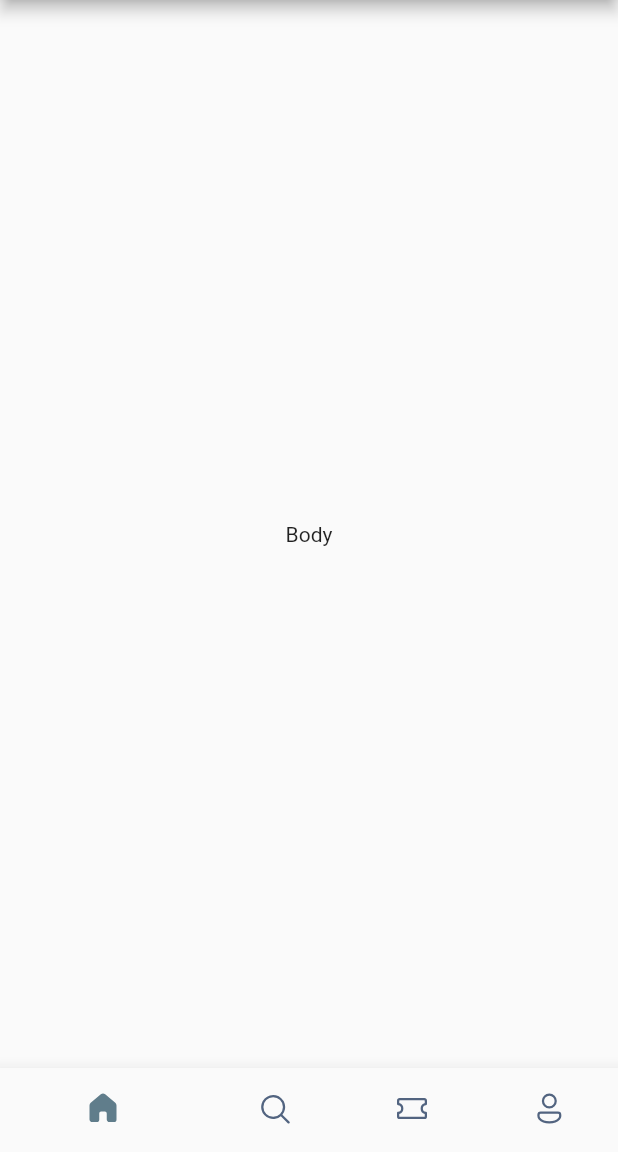
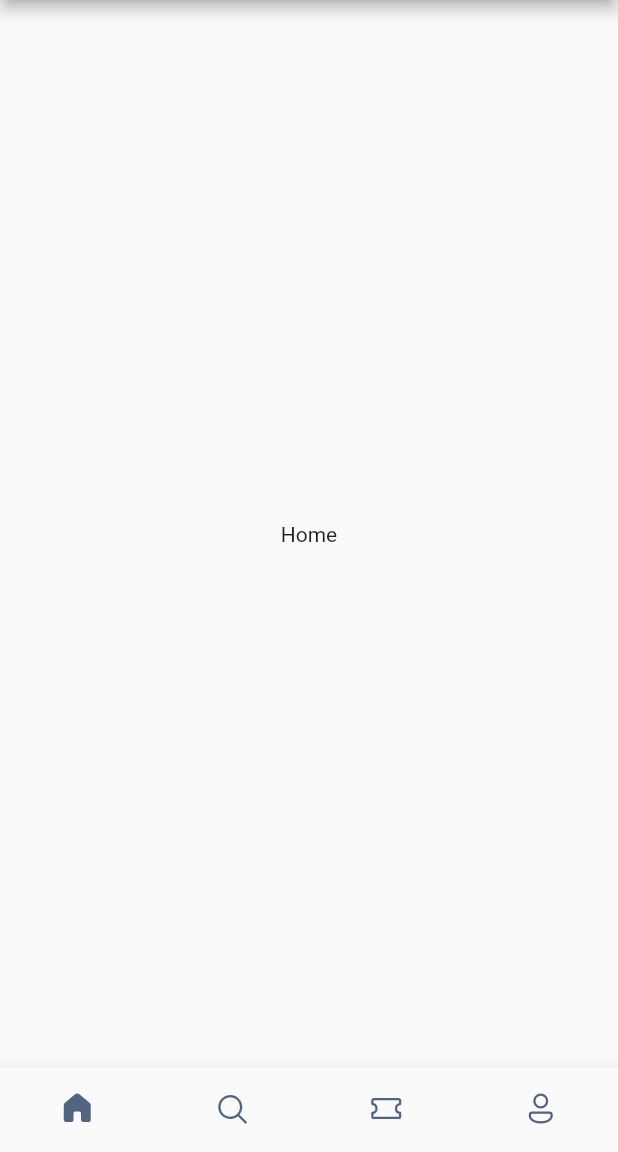
Before and after one commit to jestyal/booking_app, a Flutter app: the screen it shows after launch, on a phone screen of 412 x 824 dp, the part 84-1236 px from its top. Run offline on Flutter 3.47's test engine with Material 2 defaults, Android fonts, the phone set to English and light mode, and no system bars; our stand-ins replace fluentui_icons.

Commit message:
Added home screen. Added constant colors

```diff
--- /dev/null
+++ b/lib/constants/colors.dart
@@ -0,0 +1,6 @@
+import 'package:flutter/material.dart';
+
+// Color background = const Color.fromRGBO(255, 255, 255, 1);
+// Color activeButton = const Color.fromRGBO(102, 153, 204, 1);
+// Color basicText = const Color.fromARGB(177, 0, 0, 0);
+Color iconColor = const Color(0xFF526480);
--- a/lib/screens/bottom_bar.dart
+++ b/lib/screens/bottom_bar.dart
@@ -1,6 +1,8 @@
-import 'package:fluentui_icons/fluentui_icons.dart';
 import 'package:flutter/cupertino.dart';
 import 'package:flutter/material.dart';
+import 'package:fluentui_icons/fluentui_icons.dart';
+import '/screens/home_screen.dart';
+import '/constants/colors.dart';
 
 class BottomBar extends StatefulWidget {
   const BottomBar({Key? key}) : super(key: key);
@@ -10,19 +12,36 @@ class BottomBar extends StatefulWidget {
 }
 
 class _BottomBarState extends State<BottomBar> {
+  int _selectedIndex = 0;
+  static final List<Widget> _widgetOptions = <Widget>[
+    const HomeScreen(),
+    const Text("Search"),
+    const Text("Ticket"),
+    const Text("Profile"),
+  ];
+
+  void _onItemTapped(int index) {
+    setState(() {
+      _selectedIndex = index;
+    });
+  }
+
   @override
   Widget build(BuildContext context) {
     return Scaffold(
       appBar: AppBar(
         title: const Text("Tickets"),
       ),
-      body: const Center(child: Text("Body")),
+      body: Center(child: _widgetOptions[_selectedIndex]),
       bottomNavigationBar: BottomNavigationBar(
+        currentIndex: _selectedIndex,
+        onTap: _onItemTapped,
         elevation: 10,
         showUnselectedLabels: false,
         showSelectedLabels: false,
-        selectedItemColor: Colors.blueGrey,
-        unselectedItemColor: const Color(0xFF526480),
+        selectedItemColor: iconColor,
+        unselectedItemColor: iconColor,
+        type: BottomNavigationBarType.fixed,
         items: const [
           BottomNavigationBarItem(
             icon: Icon(FluentSystemIcons.ic_fluent_home_regular),
@@ -41,7 +60,7 @@ class _BottomBarState extends State<BottomBar> {
           ),
           BottomNavigationBarItem(
             icon: Icon(FluentSystemIcons.ic_fluent_person_regular),
-            activeIcon: Icon(FluentSystemIcons.ic_fluent_person_add_filled),
+            activeIcon: Icon(FluentSystemIcons.ic_fluent_person_filled),
             label: "Profile",
           ),
         ],
--- /dev/null
+++ b/lib/screens/home_screen.dart
@@ -0,0 +1,15 @@
+import 'package:flutter/cupertino.dart';
+import 'package:flutter/material.dart';
+
+class HomeScreen extends StatelessWidget {
+  const HomeScreen({Key? key}) : super(key: key);
+
+  @override
+  Widget build(BuildContext context) {
+    return Container(
+      child: const Center(
+        child: Text("Home"),
+      ),
+    );
+  }
+}
```
